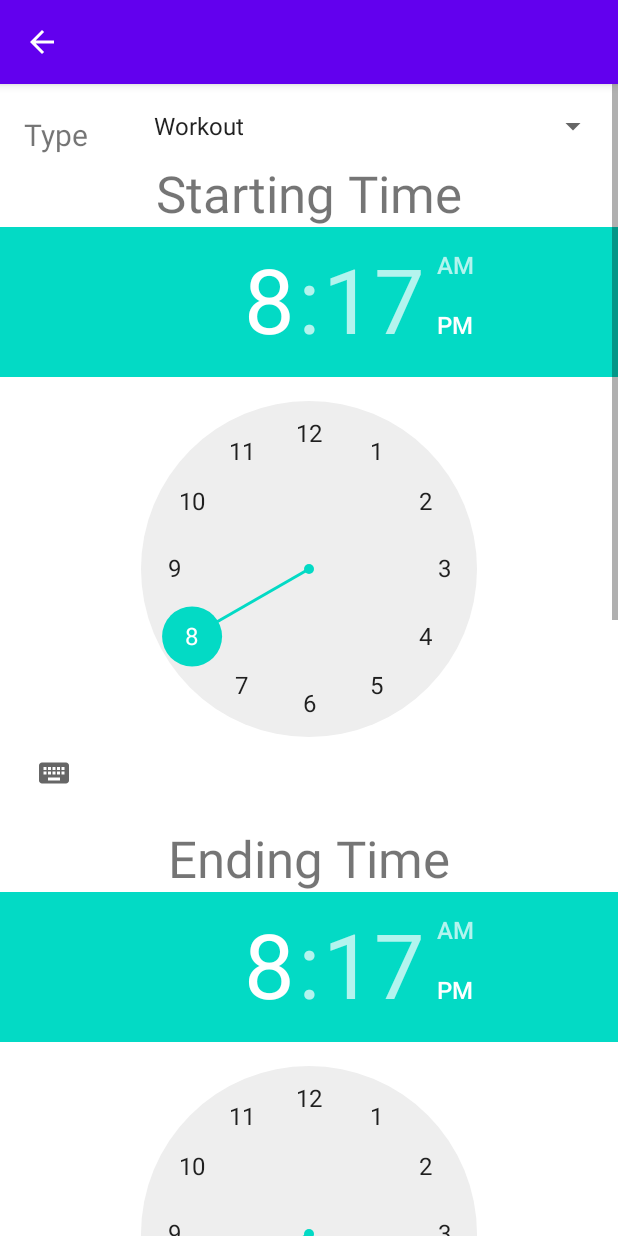
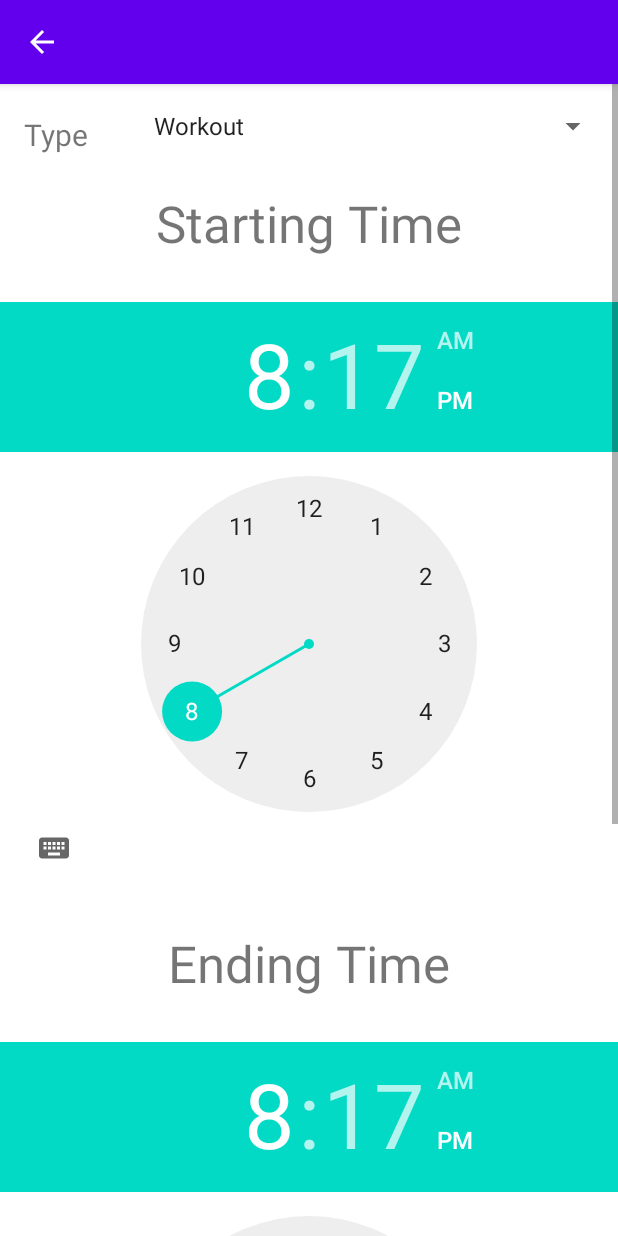
Before and after one commit to Sai5810/ScheduleMatch, an Android app: the ItemAct screen opened directly, with no data from a screen before it, on a phone screen of 412 x 824 dp. Run offline under Robolectric (Android 15) with nearby library versions, the phone set to English and light mode, and no system bars.

```diff
--- a/app/src/main/res/layout/item.xml
+++ b/app/src/main/res/layout/item.xml
@@ -28,32 +28,14 @@
             app:layout_constraintStart_toEndOf="@+id/textView2"
             app:layout_constraintTop_toTopOf="parent" />
 
-        <EditText
-            android:id="@+id/date"
-            android:layout_width="wrap_content"
-            android:layout_height="wrap_content"
-            android:layout_marginTop="544dp"
-            android:autofillHints="date"
-            android:clickable="false"
-            android:cursorVisible="false"
-            android:ems="10"
-            android:focusable="false"
-            android:focusableInTouchMode="false"
-            android:hint="@string/what_date"
-            android:inputType="date"
-            app:layout_constraintEnd_toEndOf="parent"
-            app:layout_constraintHorizontal_bias="0.497"
-            app:layout_constraintStart_toStartOf="parent"
-            app:layout_constraintTop_toBottomOf="@+id/spinner" />
-
 
         <TextView
             android:id="@+id/timeLabel"
             android:layout_width="wrap_content"
             android:layout_height="wrap_content"
+            android:layout_marginTop="30dp"
             android:text="@string/starting_time"
             android:textSize="34sp"
-            android:layout_marginTop="10dp"
             app:layout_constraintEnd_toEndOf="parent"
             app:layout_constraintStart_toStartOf="parent"
             app:layout_constraintTop_toBottomOf="@id/spinner" />
@@ -62,9 +44,8 @@
             android:id="@+id/timePicker"
             android:layout_width="wrap_content"
             android:layout_height="wrap_content"
-            android:layout_marginBottom="28dp"
+            android:layout_marginTop="30dp"
             app:layout_constraintEnd_toEndOf="parent"
-            app:layout_constraintHorizontal_bias="1.0"
             app:layout_constraintStart_toStartOf="parent"
             app:layout_constraintTop_toBottomOf="@id/timeLabel" />
 
@@ -72,7 +53,7 @@
             android:id="@+id/timeLabel2"
             android:layout_width="wrap_content"
             android:layout_height="wrap_content"
-            android:layout_marginTop="10dp"
+            android:layout_marginTop="30dp"
             android:text="@string/ending_time"
             android:textSize="34sp"
             app:layout_constraintEnd_toEndOf="parent"
@@ -83,17 +64,32 @@
             android:id="@+id/timePicker2"
             android:layout_width="wrap_content"
             android:layout_height="wrap_content"
-            android:layout_marginBottom="392dp"
+            android:layout_marginTop="30dp"
             app:layout_constraintEnd_toEndOf="parent"
-            app:layout_constraintHorizontal_bias="0.554"
             app:layout_constraintStart_toStartOf="parent"
             app:layout_constraintTop_toBottomOf="@id/timeLabel2" />
+
+        <EditText
+            android:id="@+id/date"
+            android:layout_width="wrap_content"
+            android:layout_height="wrap_content"
+            android:autofillHints="date"
+            android:clickable="false"
+            android:cursorVisible="false"
+            android:ems="10"
+            android:focusable="false"
+            android:focusableInTouchMode="false"
+            android:hint="@string/what_date"
+            android:inputType="date"
+            app:layout_constraintEnd_toEndOf="parent"
+            app:layout_constraintStart_toStartOf="parent"
+            app:layout_constraintTop_toBottomOf="@+id/timePicker2" />
 
         <EditText
             android:id="@+id/repetitions"
             android:layout_width="wrap_content"
             android:layout_height="wrap_content"
-            android:layout_marginTop="632dp"
+            android:layout_marginTop="30dp"
             android:autofillHints="repetitions"
             android:ems="10"
             android:hint="@string/repeats_every_x_days"
@@ -101,7 +97,7 @@
             app:layout_constraintEnd_toEndOf="parent"
             app:layout_constraintHorizontal_bias="0.497"
             app:layout_constraintStart_toStartOf="parent"
-            app:layout_constraintTop_toBottomOf="@id/timePicker2" />
+            app:layout_constraintTop_toBottomOf="@id/date" />
 
         <Button
             android:id="@+id/button2"
```
Also changed, not shown: app/src/main/java/com/vakasai/myapplication/ItemAct.java (+10 -5 lines), app/src/main/java/com/vakasai/myapplication/MainActivity.java (+43 -13 lines), app/src/main/res/layout/activity_main.xml (+4 -3 lines).
